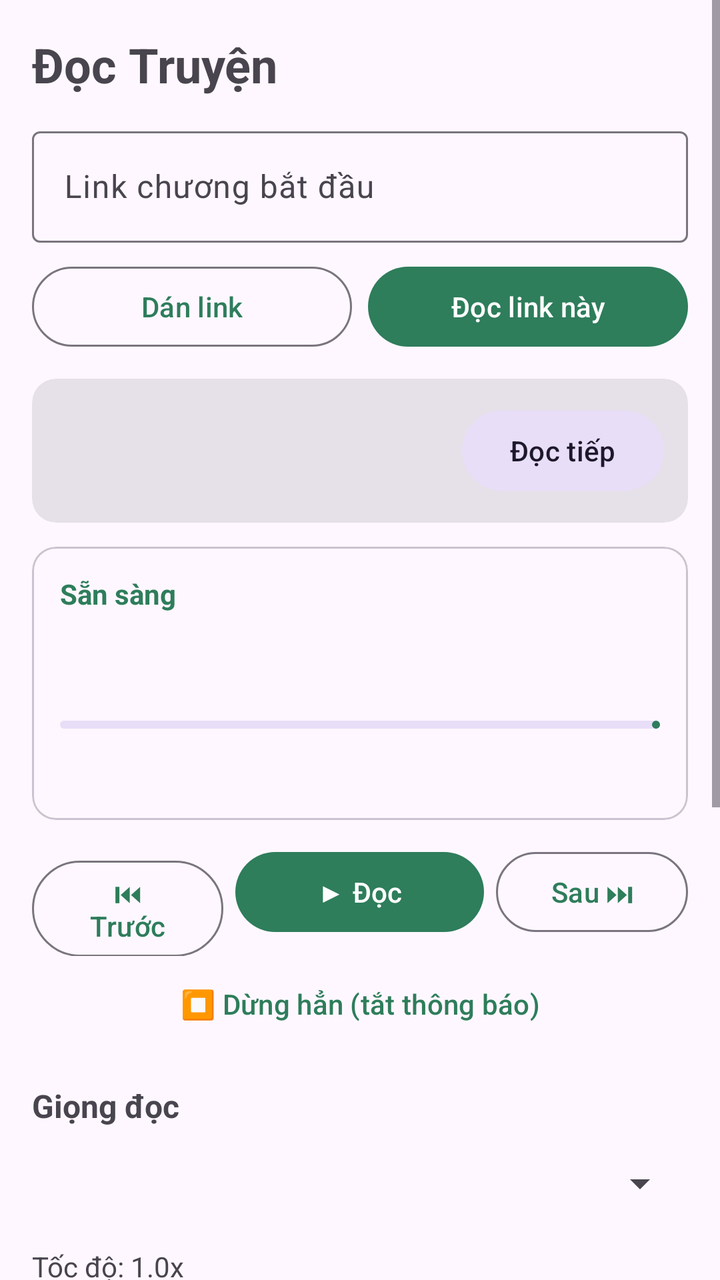
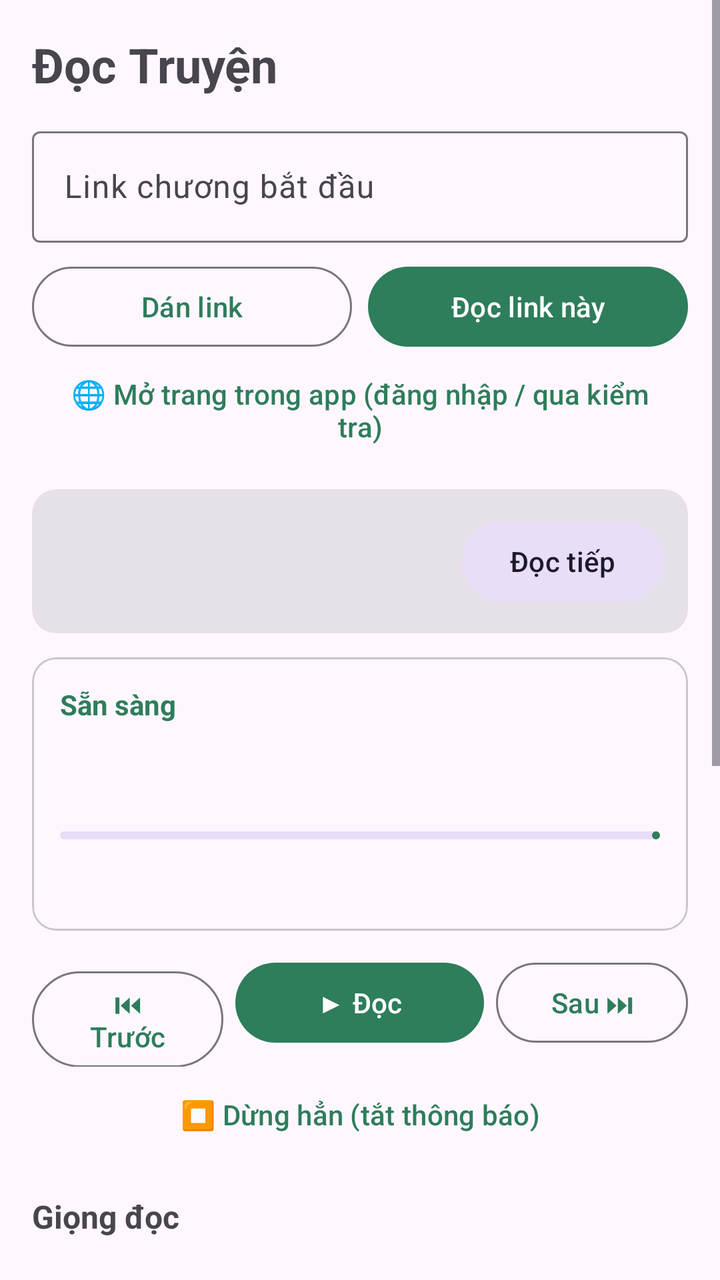

Before-and-after screenshots of an Android layout around one commit, followed by the original layout XML and the change that was made.
<!-- AndroidManifest.xml: application theme Theme.DocTruyen -->
<!-- res/layout/activity_main.xml -->
<?xml version="1.0" encoding="utf-8"?>
<ScrollView xmlns:android="http://schemas.android.com/apk/res/android"
    xmlns:app="http://schemas.android.com/apk/res-auto"
    android:layout_width="match_parent"
    android:layout_height="match_parent"
    android:fillViewport="true">

    <LinearLayout
        android:layout_width="match_parent"
        android:layout_height="wrap_content"
        android:orientation="vertical"
        android:padding="16dp">

        <TextView
            android:layout_width="wrap_content"
            android:layout_height="wrap_content"
            android:text="Đọc Truyện"
            android:textSize="24sp"
            android:textStyle="bold"
            android:layout_marginBottom="12dp" />

        
        <com.google.android.material.textfield.TextInputLayout
            android:id="@+id/tilUrl"
            style="@style/Widget.Material3.TextInputLayout.OutlinedBox"
            android:layout_width="match_parent"
            android:layout_height="wrap_content"
            android:hint="Link chương bắt đầu"
            app:endIconMode="clear_text">

            <com.google.android.material.textfield.TextInputEditText
                android:id="@+id/etUrl"
                android:layout_width="match_parent"
                android:layout_height="wrap_content"
                android:inputType="textUri"
                android:maxLines="3" />
        </com.google.android.material.textfield.TextInputLayout>

        <LinearLayout
            android:layout_width="match_parent"
            android:layout_height="wrap_content"
            android:orientation="horizontal"
            android:layout_marginTop="8dp">

            <com.google.android.material.button.MaterialButton
                android:id="@+id/btnPaste"
                style="@style/Widget.Material3.Button.OutlinedButton"
                android:layout_width="0dp"
                android:layout_height="wrap_content"
                android:layout_weight="1"
                android:layout_marginEnd="8dp"
                android:text="Dán link" />

            <com.google.android.material.button.MaterialButton
                android:id="@+id/btnStartUrl"
                android:layout_width="0dp"
                android:layout_height="wrap_content"
                android:layout_weight="1"
                android:text="Đọc link này" />
        </LinearLayout>

        
        <com.google.android.material.card.MaterialCardView
            android:id="@+id/cardSaved"
            style="@style/Widget.Material3.CardView.Filled"
            android:layout_width="match_parent"
            android:layout_height="wrap_content"
            android:layout_marginTop="12dp">

            <LinearLayout
                android:layout_width="match_parent"
                android:layout_height="wrap_content"
                android:orientation="horizontal"
                android:gravity="center_vertical"
                android:padding="12dp">

                <TextView
                    android:id="@+id/tvSaved"
                    android:layout_width="0dp"
                    android:layout_height="wrap_content"
                    android:layout_weight="1"
                    android:textSize="14sp" />

                <com.google.android.material.button.MaterialButton
                    android:id="@+id/btnResumeSaved"
                    style="@style/Widget.Material3.Button.TonalButton"
                    android:layout_width="wrap_content"
                    android:layout_height="wrap_content"
                    android:text="Đọc tiếp" />
            </LinearLayout>
        </com.google.android.material.card.MaterialCardView>

        
        <com.google.android.material.card.MaterialCardView
            style="@style/Widget.Material3.CardView.Outlined"
            android:layout_width="match_parent"
            android:layout_height="wrap_content"
            android:layout_marginTop="12dp">

            <LinearLayout
                android:layout_width="match_parent"
                android:layout_height="wrap_content"
                android:orientation="vertical"
                android:padding="14dp">

                <TextView
                    android:id="@+id/tvStatus"
                    android:layout_width="match_parent"
                    android:layout_height="wrap_content"
                    android:text="Sẵn sàng"
                    android:textColor="@color/brand"
                    android:textStyle="bold" />

                <TextView
                    android:id="@+id/tvTitle"
                    android:layout_width="match_parent"
                    android:layout_height="wrap_content"
                    android:layout_marginTop="4dp"
                    android:textSize="18sp"
                    android:textStyle="bold" />

                <TextView
                    android:id="@+id/tvProgress"
                    android:layout_width="match_parent"
                    android:layout_height="wrap_content"
                    android:layout_marginTop="2dp"
                    android:textSize="13sp" />

                <com.google.android.material.progressindicator.LinearProgressIndicator
                    android:id="@+id/progress"
                    android:layout_width="match_parent"
                    android:layout_height="wrap_content"
                    android:layout_marginTop="6dp"
                    android:max="100" />

                <TextView
                    android:id="@+id/tvCurrent"
                    android:layout_width="match_parent"
                    android:layout_height="wrap_content"
                    android:layout_marginTop="10dp"
                    android:ellipsize="end"
                    android:lineSpacingMultiplier="1.2"
                    android:maxLines="8"
                    android:textSize="16sp" />
            </LinearLayout>
        </com.google.android.material.card.MaterialCardView>

        
        <LinearLayout
            android:layout_width="match_parent"
            android:layout_height="wrap_content"
            android:orientation="horizontal"
            android:layout_marginTop="12dp">

            <com.google.android.material.button.MaterialButton
                android:id="@+id/btnPrev"
                style="@style/Widget.Material3.Button.OutlinedButton"
                android:layout_width="0dp"
                android:layout_height="wrap_content"
                android:layout_weight="1"
                android:layout_marginEnd="6dp"
                android:text="⏮ Trước" />

            <com.google.android.material.button.MaterialButton
                android:id="@+id/btnPlay"
                android:layout_width="0dp"
                android:layout_height="wrap_content"
                android:layout_weight="1.3"
                android:layout_marginEnd="6dp"
                android:text="▶ Đọc" />

            <com.google.android.material.button.MaterialButton
                android:id="@+id/btnNext"
                style="@style/Widget.Material3.Button.OutlinedButton"
                android:layout_width="0dp"
                android:layout_height="wrap_content"
                android:layout_weight="1"
                android:text="Sau ⏭" />
        </LinearLayout>

        <com.google.android.material.button.MaterialButton
            android:id="@+id/btnStop"
            style="@style/Widget.Material3.Button.TextButton"
            android:layout_width="match_parent"
            android:layout_height="wrap_content"
            android:text="⏹ Dừng hẳn (tắt thông báo)" />

        
        <TextView
            android:layout_width="wrap_content"
            android:layout_height="wrap_content"
            android:layout_marginTop="16dp"
            android:text="Giọng đọc"
            android:textSize="16sp"
            android:textStyle="bold" />

        <Spinner
            android:id="@+id/spVoice"
            android:layout_width="match_parent"
            android:layout_height="48dp"
            android:layout_marginTop="4dp" />

        <TextView
            android:id="@+id/tvRate"
            android:layout_width="wrap_content"
            android:layout_height="wrap_content"
            android:layout_marginTop="8dp"
            android:text="Tốc độ: 1.0x" />

        <SeekBar
            android:id="@+id/sbRate"
            android:layout_width="match_parent"
            android:layout_height="wrap_content"
            android:max="25" />

        <TextView
            android:id="@+id/tvPitch"
            android:layout_width="wrap_content"
            android:layout_height="wrap_content"
            android:layout_marginTop="8dp"
            android:text="Cao độ: 1.0" />

        <SeekBar
            android:id="@+id/sbPitch"
            android:layout_width="match_parent"
            android:layout_height="wrap_content"
            android:max="15" />

        <LinearLayout
            android:layout_width="match_parent"
            android:layout_height="wrap_content"
            android:orientation="horizontal"
            android:layout_marginTop="8dp">

            <com.google.android.material.button.MaterialButton
                android:id="@+id/btnTest"
                style="@style/Widget.Material3.Button.TonalButton"
                android:layout_width="0dp"
                android:layout_height="wrap_content"
                android:layout_weight="1"
                android:layout_marginEnd="8dp"
                android:text="Nghe thử" />

            <com.google.android.material.button.MaterialButton
                android:id="@+id/btnTtsSettings"
                style="@style/Widget.Material3.Button.OutlinedButton"
                android:layout_width="0dp"
                android:layout_height="wrap_content"
                android:layout_weight="1"
                android:text="Cài giọng" />
        </LinearLayout>

        
        <TextView
            android:layout_width="wrap_content"
            android:layout_height="wrap_content"
            android:layout_marginTop="16dp"
            android:text="Hẹn giờ tắt"
            android:textSize="16sp"
            android:textStyle="bold" />

        <Spinner
            android:id="@+id/spSleep"
            android:layout_width="match_parent"
            android:layout_height="48dp"
            android:layout_marginTop="4dp" />

        <com.google.android.material.button.MaterialButton
            android:id="@+id/btnBattery"
            style="@style/Widget.Material3.Button.TextButton"
            android:layout_width="match_parent"
            android:layout_height="wrap_content"
            android:layout_marginTop="12dp"
            android:text="Cho phép chạy nền (tắt tối ưu pin)" />

        <com.google.android.material.button.MaterialButton
            android:id="@+id/btnShareDebug"
            style="@style/Widget.Material3.Button.TextButton"
            android:layout_width="match_parent"
            android:layout_height="wrap_content"
            android:text="Gửi trang lỗi (khi app không đọc được web)" />

        <TextView
            android:layout_width="match_parent"
            android:layout_height="wrap_content"
            android:layout_marginTop="4dp"
            android:alpha="0.7"
            android:text="Mẹo: trong Chrome hoặc Samsung Internet, bấm Chia sẻ → Đọc Truyện để đưa link chương vào app."
            android:textSize="13sp" />
    </LinearLayout>
</ScrollView>
<!-- resources referenced by this layout -->
<resources>
  <color name="brand">#2E7D5B</color>
  <style name="Theme.DocTruyen" parent="Theme.Material3.DayNight.NoActionBar">
          <item name="colorPrimary">@color/brand</item>
          <item name="colorPrimaryDark">@color/brand_dark</item>
          <item name="colorOnPrimary">#FFFFFF</item>
          <item name="colorSecondary">@color/brand</item>
          <item name="colorOnSecondary">#FFFFFF</item>
      </style>
  <color name="brand_dark">#1B5E40</color>
</resources>

<!-- the commit's change to res/layout/activity_main.xml (unified diff, before → after) -->
@@ -58,6 +58,13 @@
                 android:layout_weight="1"
                 android:text="Đọc link này" />
         </LinearLayout>
+
+        <com.google.android.material.button.MaterialButton
+            android:id="@+id/btnOpenBrowser"
+            style="@style/Widget.Material3.Button.TextButton"
+            android:layout_width="match_parent"
+            android:layout_height="wrap_content"
+            android:text="🌐 Mở trang trong app (đăng nhập / qua kiểm tra)" />
 
         
         <com.google.android.material.card.MaterialCardView
